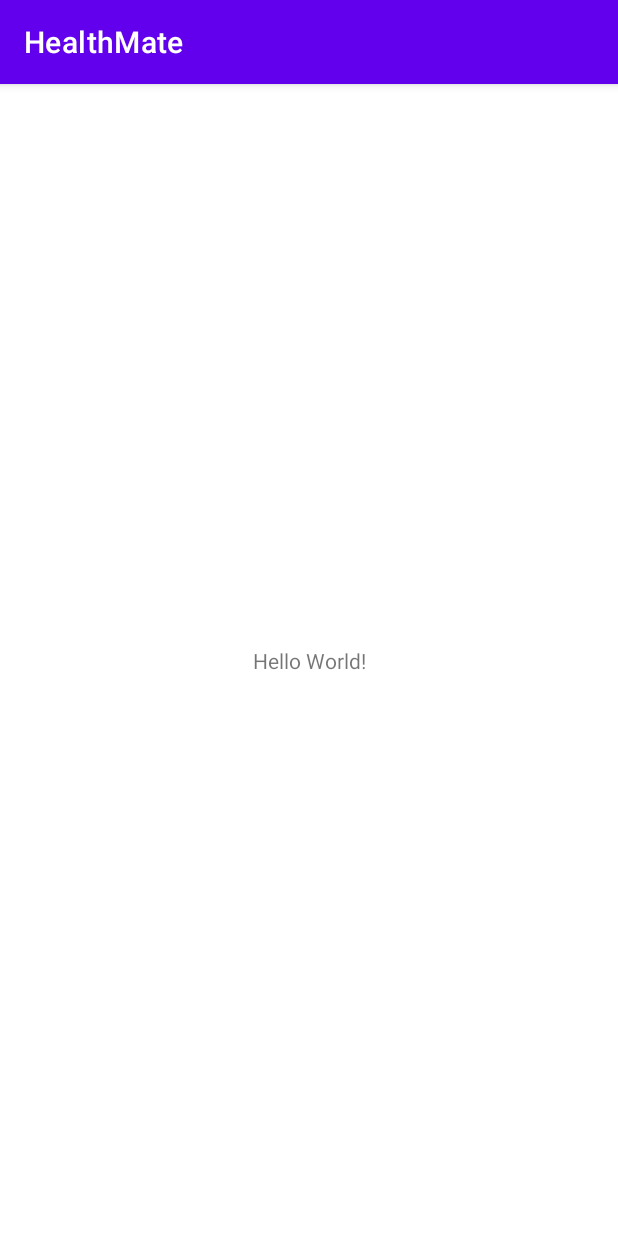
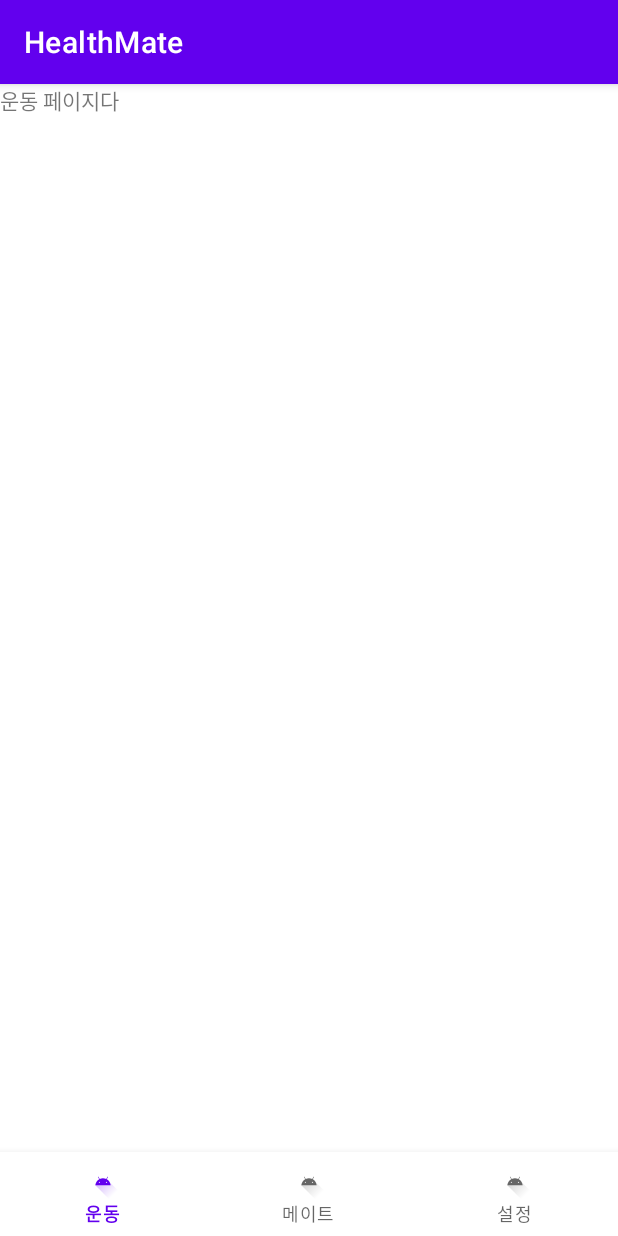
Before and after one commit to gyounghan/healthmate, an Android app: the screen it shows after launch (MainActivity), on a phone screen of 412 x 824 dp. Run offline under Robolectric (Android 15) with nearby library versions, the phone set to English and light mode, and no system bars; 4 statements that could not run were skipped.

Commit message:
feat: 바텀 네비게이션 구현
- 바텀 네비게이션 3 항목으로 구성
- 각각의 프래그먼트로 전환

```diff
--- a/app/build.gradle
+++ b/app/build.gradle
@@ -30,6 +30,9 @@ android {
     kotlinOptions {
         jvmTarget = '1.8'
     }
+    buildFeatures {
+        viewBinding true
+    }
 }
 
 dependencies {
--- a/app/src/main/java/com/example/healthmate/MainActivity.kt
+++ b/app/src/main/java/com/example/healthmate/MainActivity.kt
@@ -1,12 +1,54 @@
 package com.example.healthmate
 
+import android.os.Bundle
 import androidx.appcompat.app.AppCompatActivity
-import android.os.Bundle
+import androidx.fragment.app.Fragment
+import androidx.fragment.app.FragmentManager
+import com.example.healthmate.databinding.ActivityMainBinding
+import com.example.healthmate.fragment.HealthFragment
+import com.example.healthmate.fragment.MateFragment
+import com.example.healthmate.fragment.SettingFragment
 
 class MainActivity : AppCompatActivity() {
+
+    private lateinit var binding: ActivityMainBinding
+
+    private lateinit var healthFragment: HealthFragment
+    private lateinit var mateFragment: MateFragment
+    private lateinit var settingFragment: SettingFragment
+
     override fun onCreate(savedInstanceState: Bundle?) {
         setTheme(R.style.Theme_HealthMate);
         super.onCreate(savedInstanceState)
         setContentView(R.layout.activity_main)
+
+        binding = ActivityMainBinding.inflate(layoutInflater)
+        setContentView(binding.root)
+
+        healthFragment = HealthFragment()
+        mateFragment = MateFragment()
+        settingFragment = SettingFragment()
+
+
+        supportFragmentManager.beginTransaction().replace(R.id.fl_container,  healthFragment).commit()
+
+        var bottomNavigation = binding.bottomNavigationView;
+        bottomNavigation.setOnItemSelectedListener { item ->
+                when (item.itemId) {
+                    R.id.navigation_health -> {
+                        supportFragmentManager.beginTransaction().replace(R.id.fl_container,  healthFragment).commit()
+                    }
+                    R.id.navigation_mate -> {
+                        supportFragmentManager.beginTransaction().replace(R.id.fl_container,  mateFragment).commit()
+                    }
+                    R.id.navigation_setting -> {
+                        supportFragmentManager.beginTransaction()
+                            .replace(R.id.fl_container, settingFragment).commit()
+                    }
+                }
+            true
+            }
+
     }
+
 }
--- /dev/null
+++ b/app/src/main/java/com/example/healthmate/fragment/HealthFragment.kt
@@ -0,0 +1,60 @@
+package com.example.healthmate.fragment
+
+import android.os.Bundle
+import androidx.fragment.app.Fragment
+import android.view.LayoutInflater
+import android.view.View
+import android.view.ViewGroup
+import com.example.healthmate.R
+
+// TODO: Rename parameter arguments, choose names that match
+// the fragment initialization parameters, e.g. ARG_ITEM_NUMBER
+private const val ARG_PARAM1 = "param1"
+private const val ARG_PARAM2 = "param2"
+
+/**
+ * A simple [Fragment] subclass.
+ * Use the [HealthFragment.newInstance] factory method to
+ * create an instance of this fragment.
+ */
+class HealthFragment : Fragment() {
+    // TODO: Rename and change types of parameters
+    private var param1: String? = null
+    private var param2: String? = null
+
+    override fun onCreate(savedInstanceState: Bundle?) {
+        super.onCreate(savedInstanceState)
+        arguments?.let {
+            param1 = it.getString(ARG_PARAM1)
+            param2 = it.getString(ARG_PARAM2)
+        }
+    }
+
+    override fun onCreateView(
+        inflater: LayoutInflater, container: ViewGroup?,
+        savedInstanceState: Bundle?
+    ): View? {
+        // Inflate the layout for this fragment
+        return inflater.inflate(R.layout.fragment_health, container, false)
+    }
+
+    companion object {
+        /**
+         * Use this factory method to create a new instance of
+         * this fragment using the provided parameters.
+         *
+         * @param param1 Parameter 1.
+         * @param param2 Parameter 2.
+         * @return A new instance of fragment HealthFragment.
+         */
+        // TODO: Rename and change types and number of parameters
+        @JvmStatic
+        fun newInstance(param1: String, param2: String) =
+            HealthFragment().apply {
+                arguments = Bundle().apply {
+                    putString(ARG_PARAM1, param1)
+                    putString(ARG_PARAM2, param2)
+                }
+            }
+    }
+}
--- /dev/null
+++ b/app/src/main/java/com/example/healthmate/fragment/MateFragment.kt
@@ -0,0 +1,60 @@
+package com.example.healthmate.fragment
+
+import android.os.Bundle
+import androidx.fragment.app.Fragment
+import android.view.LayoutInflater
+import android.view.View
+import android.view.ViewGroup
+import com.example.healthmate.R
+
+// TODO: Rename parameter arguments, choose names that match
+// the fragment initialization parameters, e.g. ARG_ITEM_NUMBER
+private const val ARG_PARAM1 = "param1"
+private const val ARG_PARAM2 = "param2"
+
+/**
+ * A simple [Fragment] subclass.
+ * Use the [MateFragment.newInstance] factory method to
+ * create an instance of this fragment.
+ */
+class MateFragment : Fragment() {
+    // TODO: Rename and change types of parameters
+    private var param1: String? = null
+    private var param2: String? = null
+
+    override fun onCreate(savedInstanceState: Bundle?) {
+        super.onCreate(savedInstanceState)
+        arguments?.let {
+            param1 = it.getString(ARG_PARAM1)
+            param2 = it.getString(ARG_PARAM2)
+        }
+    }
+
+    override fun onCreateView(
+        inflater: LayoutInflater, container: ViewGroup?,
+        savedInstanceState: Bundle?
+    ): View? {
+        // Inflate the layout for this fragment
+        return inflater.inflate(R.layout.fragment_mate, container, false)
+    }
+
+    companion object {
+        /**
+         * Use this factory method to create a new instance of
+         * this fragment using the provided parameters.
+         *
+         * @param param1 Parameter 1.
+         * @param param2 Parameter 2.
+         * @return A new instance of fragment MateFragment.
+         */
+        // TODO: Rename and change types and number of parameters
+        @JvmStatic
+        fun newInstance(param1: String, param2: String) =
+            MateFragment().apply {
+                arguments = Bundle().apply {
+                    putString(ARG_PARAM1, param1)
+                    putString(ARG_PARAM2, param2)
+                }
+            }
+    }
+}
--- /dev/null
+++ b/app/src/main/java/com/example/healthmate/fragment/SettingFragment.kt
@@ -0,0 +1,60 @@
+package com.example.healthmate.fragment
+
+import android.os.Bundle
+import androidx.fragment.app.Fragment
+import android.view.LayoutInflater
+import android.view.View
+import android.view.ViewGroup
+import com.example.healthmate.R
+
+// TODO: Rename parameter arguments, choose names that match
+// the fragment initialization parameters, e.g. ARG_ITEM_NUMBER
+private const val ARG_PARAM1 = "param1"
+private const val ARG_PARAM2 = "param2"
+
+/**
+ * A simple [Fragment] subclass.
+ * Use the [SettingFragment.newInstance] factory method to
+ * create an instance of this fragment.
+ */
+class SettingFragment : Fragment() {
+    // TODO: Rename and change types of parameters
+    private var param1: String? = null
+    private var param2: String? = null
+
+    override fun onCreate(savedInstanceState: Bundle?) {
+        super.onCreate(savedInstanceState)
+        arguments?.let {
+            param1 = it.getString(ARG_PARAM1)
+            param2 = it.getString(ARG_PARAM2)
+        }
+    }
+
+    override fun onCreateView(
+        inflater: LayoutInflater, container: ViewGroup?,
+        savedInstanceState: Bundle?
+    ): View? {
+        // Inflate the layout for this fragment
+        return inflater.inflate(R.layout.fragment_setting, container, false)
+    }
+
+    companion object {
+        /**
+         * Use this factory method to create a new instance of
+         * this fragment using the provided parameters.
+         *
+         * @param param1 Parameter 1.
+         * @param param2 Parameter 2.
+         * @return A new instance of fragment SettingFragment.
+         */
+        // TODO: Rename and change types and number of parameters
+        @JvmStatic
+        fun newInstance(param1: String, param2: String) =
+            SettingFragment().apply {
+                arguments = Bundle().apply {
+                    putString(ARG_PARAM1, param1)
+                    putString(ARG_PARAM2, param2)
+                }
+            }
+    }
+}
--- a/app/src/main/res/layout/activity_main.xml
+++ b/app/src/main/res/layout/activity_main.xml
@@ -6,13 +6,24 @@
     android:layout_height="match_parent"
     tools:context=".MainActivity">
 
-    <TextView
-        android:layout_width="wrap_content"
+    <FrameLayout android:layout_width="0dp"
+        android:layout_height="0dp"
+        android:id="@+id/fl_container"
+        app:layout_constraintTop_toTopOf="parent"
+        app:layout_constraintBottom_toTopOf="@+id/bottomNavigationView"
+        app:layout_constraintLeft_toLeftOf="parent"
+        app:layout_constraintRight_toRightOf="parent"/>
+
+    <com.google.android.material.bottomnavigation.BottomNavigationView
+        android:id="@+id/bottomNavigationView"
+        android:layout_width="match_parent"
         android:layout_height="wrap_content"
-        android:text="Hello World!"
+        android:layout_alignParentBottom="true"
+        app:menu="@menu/bottom_navigation"
+
         app:layout_constraintBottom_toBottomOf="parent"
-        app:layout_constraintEnd_toEndOf="parent"
-        app:layout_constraintStart_toStartOf="parent"
-        app:layout_constraintTop_toTopOf="parent" />
+        app:layout_constraintLeft_toLeftOf="parent"
+        app:layout_constraintWidth_percent="1"
+        app:layout_constraintHeight_percent="0.1" />
 
 </androidx.constraintlayout.widget.ConstraintLayout>
--- /dev/null
+++ b/app/src/main/res/layout/fragment_health.xml
@@ -0,0 +1,14 @@
+<?xml version="1.0" encoding="utf-8"?>
+<FrameLayout xmlns:android="http://schemas.android.com/apk/res/android"
+    xmlns:tools="http://schemas.android.com/tools"
+    android:layout_width="match_parent"
+    android:layout_height="match_parent"
+    tools:context=".fragment.HealthFragment">
+
+    <!-- TODO: Update blank fragment layout -->
+    <TextView
+        android:layout_width="match_parent"
+        android:layout_height="match_parent"
+        android:text="운동 페이지다" />
+
+</FrameLayout>
--- /dev/null
+++ b/app/src/main/res/menu/bottom_navigation.xml
@@ -0,0 +1,23 @@
+<?xml version="1.0" encoding="utf-8"?>
+<menu xmlns:android="http://schemas.android.com/apk/res/android"
+    xmlns:app="http://schemas.android.com/apk/res-auto">
+
+    <item
+        android:id="@+id/navigation_health"
+        android:icon="@drawable/ic_launcher_foreground"
+        android:title="운동"
+        app:showAsAction="ifRoom"/>
+
+    <item
+        android:id="@+id/navigation_mate"
+        android:icon="@drawable/ic_launcher_foreground"
+        android:title="메이트"
+        app:showAsAction="ifRoom"/>
+
+    <item
+        android:id="@+id/navigation_setting"
+        android:icon="@drawable/ic_launcher_foreground"
+        android:title="설정"
+        app:showAsAction="ifRoom"/>
+
+</menu>
--- a/app/src/main/res/values/strings.xml
+++ b/app/src/main/res/values/strings.xml
@@ -1,3 +1,5 @@
 <resources>
     <string name="app_name">HealthMate</string>
+    <!-- TODO: Remove or change this placeholder text -->
+    <string name="hello_blank_fragment">Hello blank fragment</string>
 </resources>
```
Also changed, not shown: app/src/main/res/layout/fragment_mate.xml (added, +14 -0 lines), app/src/main/res/layout/fragment_setting.xml (added, +14 -0 lines).
